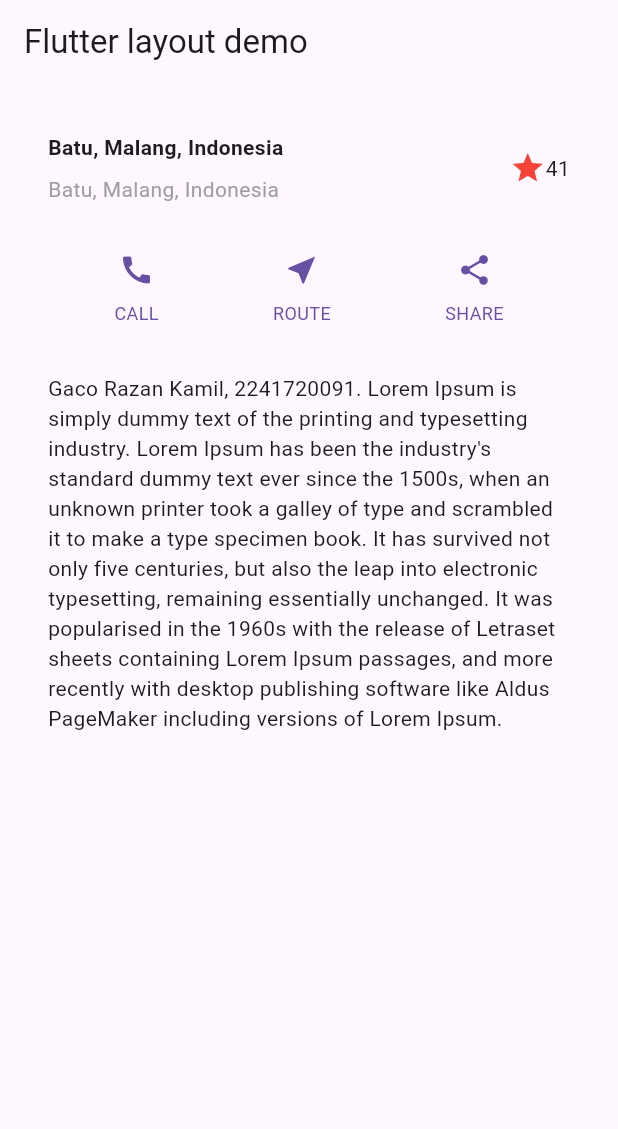
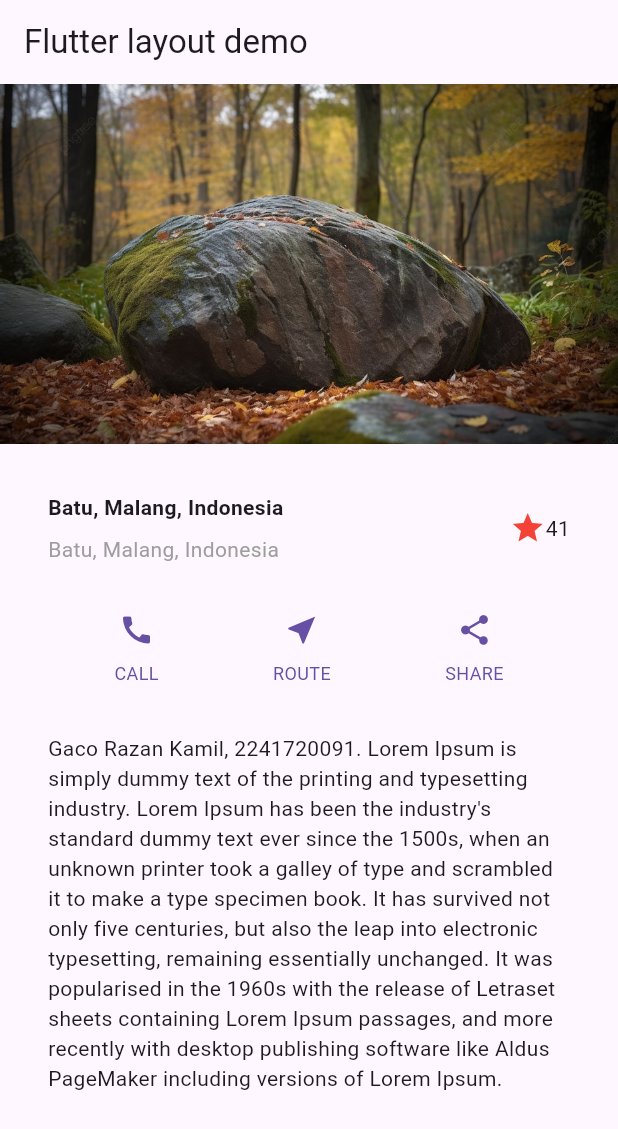
Before and after one commit to Gin-Arata/belajar_dart_kuliah, a Flutter app: the screen it shows after launch, on a phone screen of 412 x 824 dp. Shown: the top 1129 px of the screen. Run offline on Flutter 3.47's test engine with Material 3 defaults, Android fonts, the phone set to English and light mode, and no system bars.

Commit message:
Pemrograman Mobile - Pertemuan 6(Praktikum 4)

```diff
--- a/Pertemuan 6/layout_flutter/lib/main.dart
+++ b/Pertemuan 6/layout_flutter/lib/main.dart
@@ -66,8 +66,14 @@ class MyApp extends StatelessWidget {
         appBar: AppBar(
           title: const Text("Flutter layout demo"),
         ),
-        body: Column(
+        body: ListView(
           children: [
+            Image.asset(
+              'assets/images/gambar_batu.jpg',
+              width: 600,
+              height: 240,
+              fit: BoxFit.cover,
+            ),
             titleSection,
             buttonSection,
             textSection
--- a/Pertemuan 6/layout_flutter/pubspec.yaml
+++ b/Pertemuan 6/layout_flutter/pubspec.yaml
@@ -52,7 +52,8 @@ dev_dependencies:
 
 # The following section is specific to Flutter packages.
 flutter:
-
+  assets:
+      - assets/images/gambar_batu.jpg
   # The following line ensures that the Material Icons font is
   # included with your application, so that you can use the icons in
   # the material Icons class.
```
Also changed, not shown: Pertemuan 6/layout_flutter/assets/images/gambar_batu.jpg (added).
